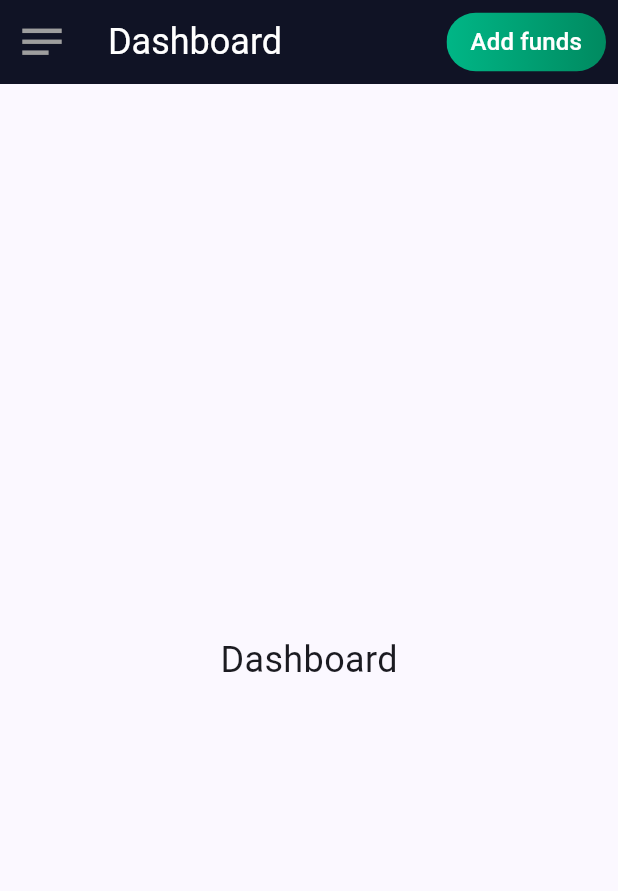
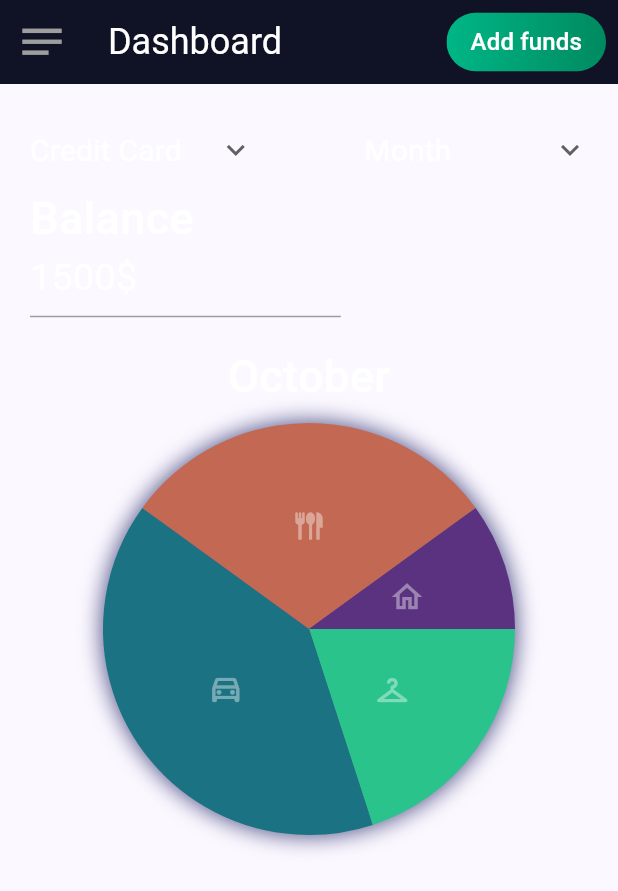
Before and after one commit to DarkoSasanski/FinanceManager, a Flutter app: the screen it shows after launch, on a phone screen of 412 x 824 dp. Shown: the top 891 px of the screen. Run offline on Flutter 3.47's test engine with Material 3 defaults, Android fonts, the phone set to English and light mode, and no system bars; drawn by our look-alikes of fl_chart.

Commit message:
dashboard page

```diff
--- /dev/null
+++ b/lib/components/dashboard/dashboard_pie_chart.dart
@@ -0,0 +1,72 @@
+import 'package:fl_chart/fl_chart.dart';
+import 'package:flutter/material.dart';
+
+class DashboardPieChart extends StatelessWidget {
+  const DashboardPieChart({super.key});
+
+  @override
+  Widget build(BuildContext context) {
+    double screenWidth = MediaQuery.of(context).size.width;
+    double radius = screenWidth / 3;
+
+    return Container(
+        width: radius * 2,
+        height: radius * 2,
+        decoration: BoxDecoration(
+          borderRadius: BorderRadius.circular(200),
+          boxShadow: const [
+            BoxShadow(
+              color: Color.fromRGBO(40, 43, 107, 0.8),
+              spreadRadius: 1,
+              blurRadius: 12,
+            ),
+          ],
+        ),
+        child: PieChart(PieChartData(
+          sections: [
+            PieChartSectionData(
+              color: const Color.fromRGBO(42, 195, 139, 1),
+              value: 20,
+              showTitle: false,
+              badgeWidget: Icon(
+                Icons.checkroom_outlined,
+                color: Colors.white.withOpacity(0.4),
+              ),
+              radius: radius,
+            ),
+            PieChartSectionData(
+              color: const Color.fromRGBO(27, 114, 130, 1),
+              value: 40,
+              showTitle: false,
+              badgeWidget: Icon(
+                Icons.drive_eta_outlined,
+                color: Colors.white.withOpacity(0.4),
+              ),
+              radius: radius,
+            ),
+            PieChartSectionData(
+              color: const Color.fromRGBO(195, 105, 83, 1),
+              value: 30,
+              showTitle: false,
+              badgeWidget: Icon(
+                Icons.flatware,
+                color: Colors.white.withOpacity(0.4),
+              ),
+              radius: radius,
+            ),
+            PieChartSectionData(
+              color: const Color.fromRGBO(90, 50, 127, 1),
+              value: 10,
+              showTitle: false,
+              badgeWidget: Icon(
+                Icons.home_outlined,
+                color: Colors.white.withOpacity(0.4),
+              ),
+              radius: radius,
+            ),
+          ],
+          centerSpaceRadius: 0,
+          sectionsSpace: 0,
+        )));
+  }
+}
--- a/lib/components/sideMenu/side_menu.dart
+++ b/lib/components/sideMenu/side_menu.dart
@@ -1,6 +1,6 @@
+import 'package:financemanager/pages/addAccount.dart';
+import 'package:financemanager/pages/dashboard.dart';
 import 'package:flutter/material.dart';
-
-import '../../pages/addAccount.dart';
 
 class SideMenu extends StatelessWidget {
   const SideMenu({super.key});
@@ -30,12 +30,21 @@ class SideMenu extends StatelessWidget {
             endIndent: 10,
           ),
           ListTile(
+            title: const Text('Dashboard',
+                style: TextStyle(color: Colors.grey, fontSize: 25)),
+            onTap: () {
+              Navigator.of(context).push(MaterialPageRoute(
+                builder: (context) => const Dashboard(),
+              ));
+            },
+          ),
+          ListTile(
             title: const Text('Accounts',
                 style: TextStyle(color: Colors.grey, fontSize: 25)),
             hoverColor: Colors.white,
             onTap: () {
               Navigator.of(context).push(MaterialPageRoute(
-                builder: (context) => AccountsPage(),
+                builder: (context) => const AccountsPage(),
               ));
             },
           ),
--- a/lib/main.dart
+++ b/lib/main.dart
@@ -8,7 +8,6 @@ void main() {
 class MyApp extends StatelessWidget {
   const MyApp({super.key});
 
-  // This widget is the root of your application.
   @override
   Widget build(BuildContext context) {
     return MaterialApp(
--- a/lib/pages/dashboard.dart
+++ b/lib/pages/dashboard.dart
@@ -1,4 +1,5 @@
 import 'package:financemanager/components/appBar/custom_app_bar.dart';
+import 'package:financemanager/components/dashboard/dashboard_pie_chart.dart';
 import 'package:flutter/material.dart';
 
 import '../components/sideMenu/side_menu.dart';
@@ -13,16 +14,98 @@ class Dashboard extends StatefulWidget {
 class _DashboardState extends State<Dashboard> {
   @override
   Widget build(BuildContext context) {
+    double screenWidth = MediaQuery.of(context).size.width;
+
     return Scaffold(
         appBar: CustomAppBar(
             title: "Dashboard",
             actionButtonText: "Add funds",
             actionButtonOnPressed: () {}),
         drawer: const SideMenu(),
-        body: const Center(
-          child: Text(
-            'Dashboard',
-            style: TextStyle(fontSize: 24),
+        body: Container(
+          padding: const EdgeInsets.all(20),
+          child: Column(
+            crossAxisAlignment: CrossAxisAlignment.start,
+            children: <Widget>[
+              Container(
+                  child: Row(
+                mainAxisAlignment: MainAxisAlignment.spaceBetween,
+                children: <Widget>[
+                  DropdownButton(
+                    underline: Container(),
+                    icon: const Icon(Icons.keyboard_arrow_down),
+                    items: const [
+                      DropdownMenuItem(
+                        value: 'all',
+                        child: Text('All accounts'),
+                      ),
+                      DropdownMenuItem(
+                        value: 'card',
+                        child: Text('Payment card'),
+                      ),
+                      DropdownMenuItem(
+                        value: 'cash',
+                        child: Text('Cash'),
+                      ),
+                    ],
+                    onChanged: (value) {},
+                    hint: const Text('Credit Card',
+                        style: TextStyle(
+                            color: Colors.white,
+                            fontWeight: FontWeight.normal)),
+                  ),
+                  DropdownButton(
+                    icon: const Icon(Icons.keyboard_arrow_down),
+                    underline: Container(),
+                    items: const [
+                      DropdownMenuItem(
+                        value: 'all',
+                        child: Text('All accounts'),
+                      ),
+                      DropdownMenuItem(
+                        value: 'card',
+                        child: Text('Payment card'),
+                      ),
+                      DropdownMenuItem(
+                        value: 'cash',
+                        child: Text('Cash'),
+                      ),
+                    ],
+                    onChanged: (value) {},
+                    hint: const Text('Month',
+                        style: TextStyle(
+                            color: Colors.white,
+                            fontWeight: FontWeight.normal)),
+                  ),
+                ],
+              )),
+              const Text("Balance",
+                  style: TextStyle(
+                      fontSize: 30,
+                      color: Colors.white,
+                      fontWeight: FontWeight.w500)),
+              const Text("1500\$",
+                  style: TextStyle(
+                      fontSize: 25,
+                      color: Colors.white,)),
+              Divider(
+                endIndent: screenWidth * 0.4,
+                color: Colors.grey,
+              ),
+              Container(
+                margin: const EdgeInsets.only(top: 10, bottom: 10),
+                child: const Center(
+                  child: Text("October",
+                      style: TextStyle(
+                          fontSize: 30,
+                          color: Colors.white,
+                          fontWeight: FontWeight.w500)),
+                ),
+              ),
+              const Center(
+                child: DashboardPieChart(),
+              )
+            ],
           ),
         ));
   }
--- a/pubspec.yaml
+++ b/pubspec.yaml
@@ -35,6 +35,7 @@ dependencies:
   # The following adds the Cupertino Icons font to your application.
   # Use with the CupertinoIcons class for iOS style icons.
   cupertino_icons: ^1.0.2
+  fl_chart: ^0.55.2
 
 dev_dependencies:
   flutter_test:
```
Also changed, not shown: pubspec.lock.
